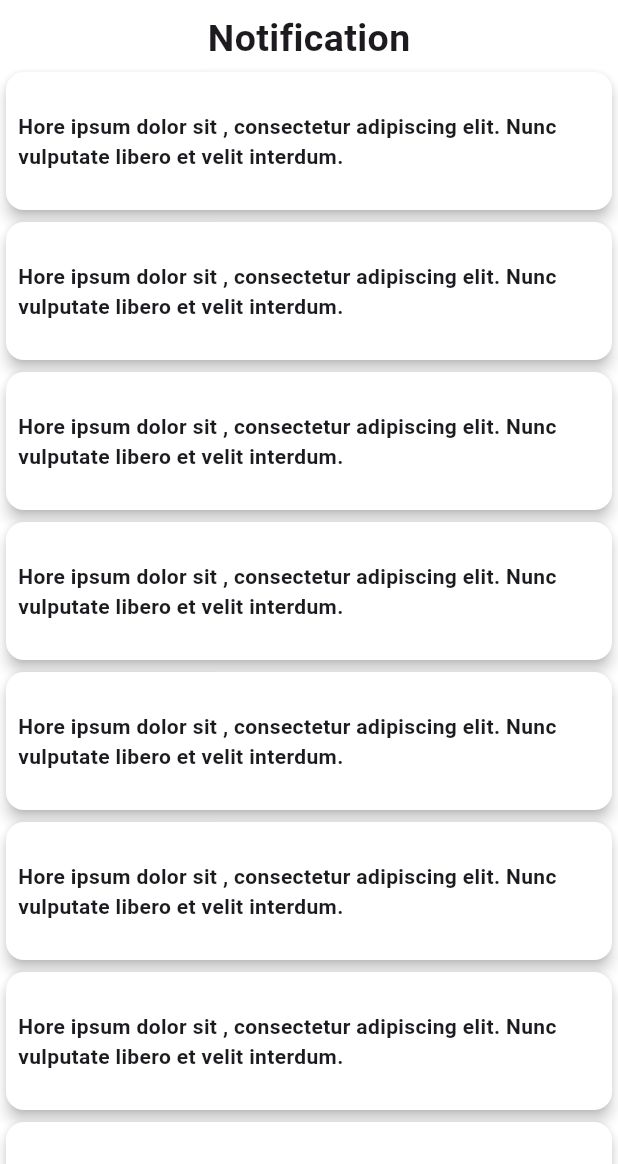
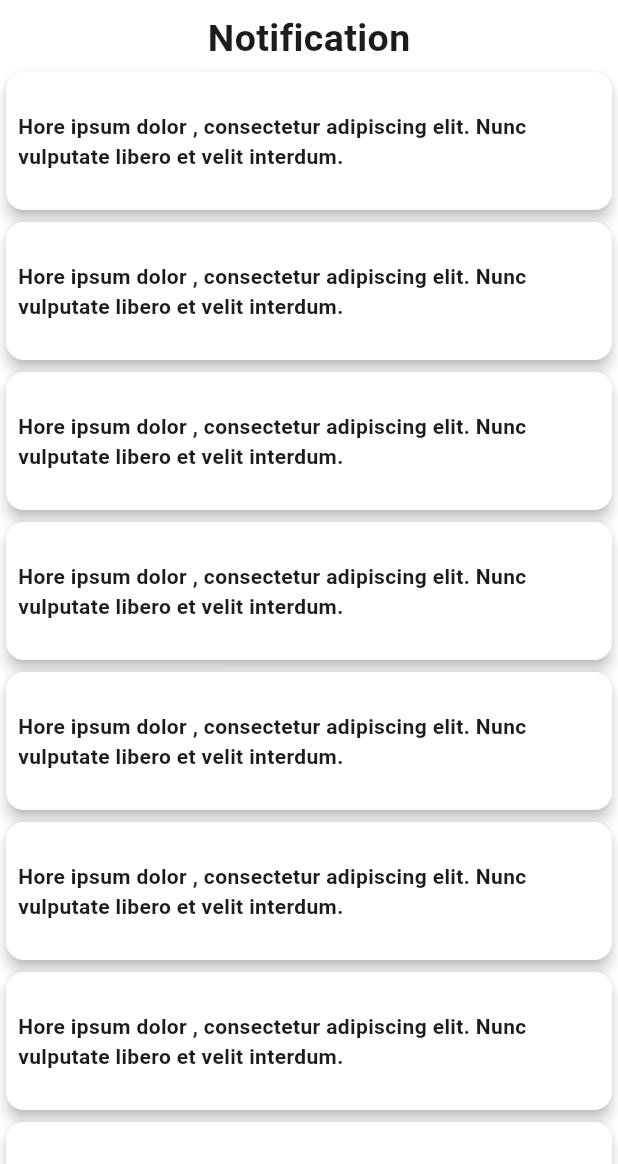
Before and after one commit to Shovon0017/Homemade-Haven, a Flutter app: the NotificationShow screen opened directly, on a phone screen of 412 x 824 dp, the part 72-1236 px from its top. Run offline on Flutter 3.47's test engine with Material 3 defaults, Android fonts, the phone set to English and light mode, and no system bars; our stand-ins replace animated_notch_bottom_bar, carousel_slider, flutter_secure_storage, get, get_storage, shimmer; accounts and stored records are empty.

```diff
--- a/lib/view/screen/notification/notification.dart
+++ b/lib/view/screen/notification/notification.dart
@@ -32,7 +32,7 @@ class NotificationShow extends StatelessWidget {
                     color: Colors.white,
                     child: Center(child: Padding(
                       padding: EdgeInsets.all(8.0),
-                      child: Text("Hore ipsum dolor sit , consectetur adipiscing elit. Nunc vulputate libero et velit interdum.",style: TextStyle(fontWeight: FontWeight.bold),),
+                      child: Text("Hore ipsum dolor , consectetur adipiscing elit. Nunc vulputate libero et velit interdum.",style: TextStyle(fontWeight: FontWeight.bold),),
                     )),
                   ),
                 );
```
